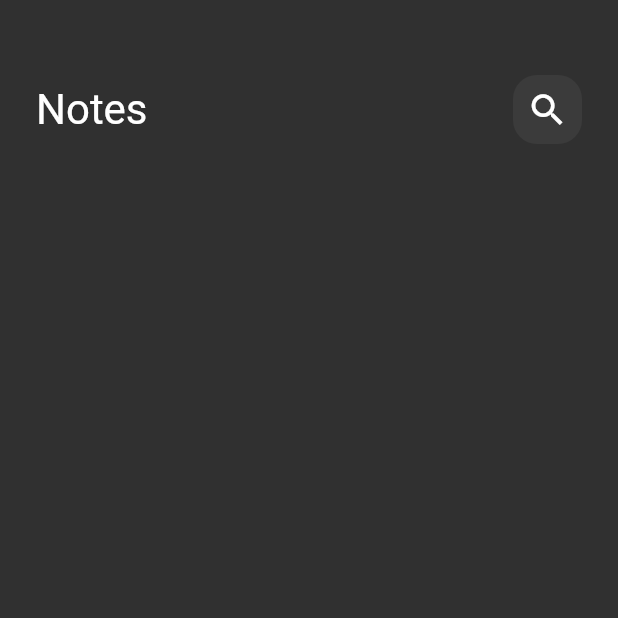
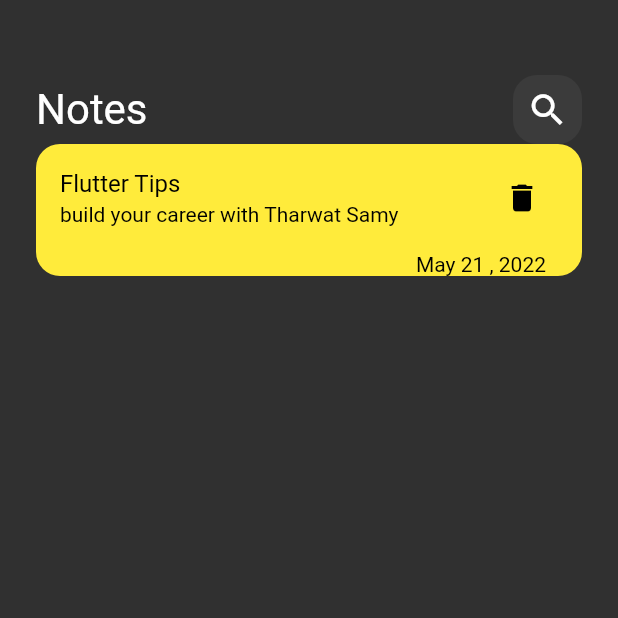
Before and after one commit to Abdelrahman2335/Note_App, a Flutter app: the screen it shows after launch, on a phone screen of 412 x 824 dp, the top half of it. Run offline on Flutter 3.47's test engine with Material 2 defaults, Android fonts, the phone set to English and light mode, and no system bars.

Commit message:
adding note item

```diff
--- a/lib/Widgets/Notes_view_body.dart
+++ b/lib/Widgets/Notes_view_body.dart
@@ -15,8 +15,57 @@ class NotesViewBody extends StatelessWidget {
             height: 50,
           ),
           CustomAppBar(),
+          NoteItem(),
         ],
       ),
     );
   }
 }
+
+class NoteItem extends StatelessWidget {
+  const NoteItem ({super.key});
+
+  @override
+  Widget build(BuildContext context) {
+    return Container(
+      decoration: BoxDecoration(
+        color: Colors.yellow,
+            borderRadius: BorderRadius.circular(16)
+      ),
+      child: Column(
+        crossAxisAlignment: CrossAxisAlignment.end,
+        children: [
+          ListTile(
+            title:
+            Text("Flutter Tips",
+              style: TextStyle(
+                  color: Colors.black,
+              ),
+            ),
+            trailing: IconButton(
+              onPressed: (){},
+              icon:
+              Icon(
+                Icons.delete,
+                color: Colors.black,),
+            ),
+            subtitle:
+            Text("build your career with Tharwat Samy",
+              style: TextStyle(color: Colors.black,
+            ),
+            ),
+          ),
+          Padding(
+            padding: const EdgeInsets.symmetric(horizontal: 24),
+            child: Text(
+              "May 21 , 2022",
+              style: TextStyle(
+                color: Colors.black,
+              ),
+            ),
+          ),
+        ],
+      ),
+    );
+  }
+}
```
